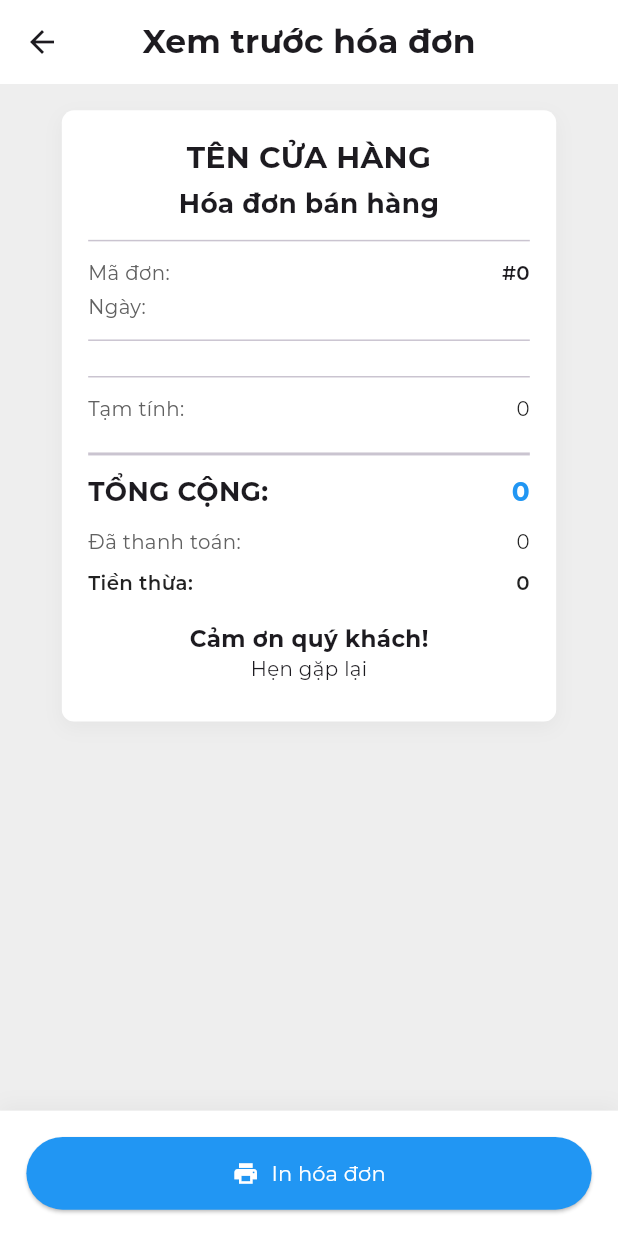
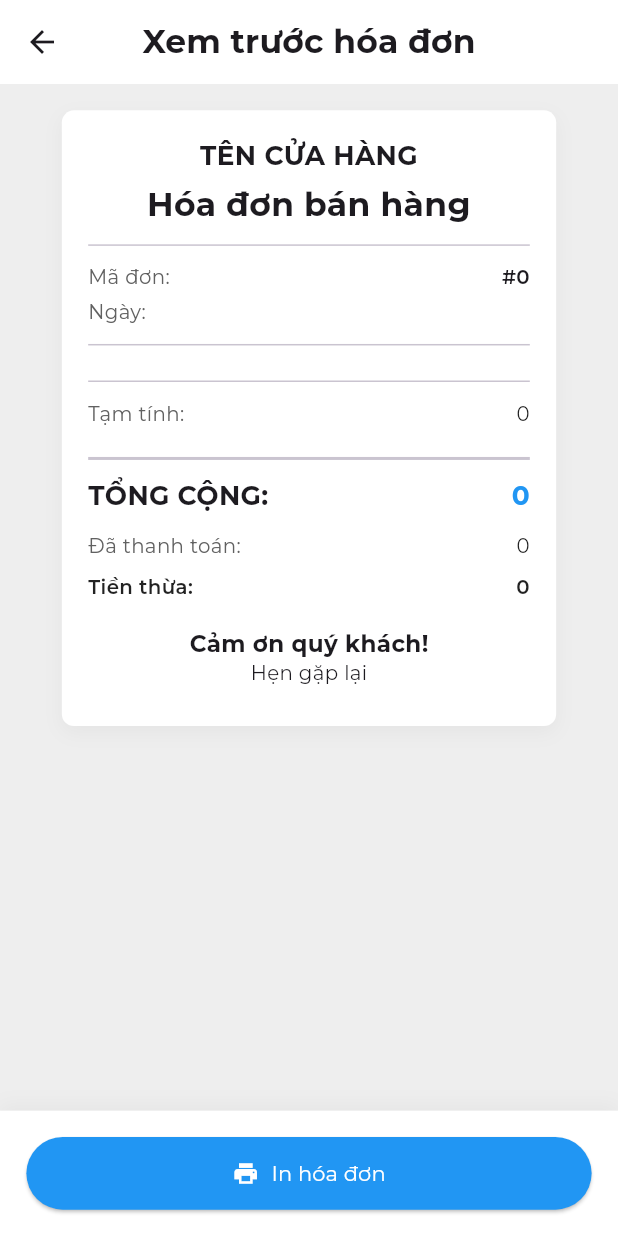
Before and after one commit to minhtrucit/Bittech_Tingbox_App, a Flutter app: the ReceiptPreviewPage screen opened directly with empty values, on a phone screen of 412 x 824 dp. Run offline on Flutter 3.47's test engine with Material 3 defaults, Android fonts, the phone set to English and light mode, and no system bars; our stand-ins replace bloc, camera, dio, fl_chart, flutter_bloc, flutter_dotenv and 6 more; accounts and stored records are empty; network calls fail; project files that could hold a hidden picture were left out.

Commit message:
feat: update fontsize

```diff
--- a/lib/pages/ReceiptPreviewPage/receipt_preview_page.dart
+++ b/lib/pages/ReceiptPreviewPage/receipt_preview_page.dart
@@ -61,7 +61,7 @@ class ReceiptPreviewPage extends StatelessWidget {
           // Tên cửa hàng
           Text(
             config?.unitName ?? 'TÊN CỬA HÀNG',
-            style: TextStyle(fontSize: 18.sp, fontWeight: FontWeight.bold),
+            style: TextStyle(fontSize: 16.sp, fontWeight: FontWeight.bold),
             textAlign: TextAlign.center,
           ),
 
@@ -84,7 +84,7 @@ class ReceiptPreviewPage extends StatelessWidget {
             ),
           Text(
             'Hóa đơn bán hàng',
-            style: TextStyle(fontSize: 16.sp, fontWeight: FontWeight.bold),
+            style: TextStyle(fontSize: 20.sp, fontWeight: FontWeight.bold),
             textAlign: TextAlign.center,
           ),
 
```
